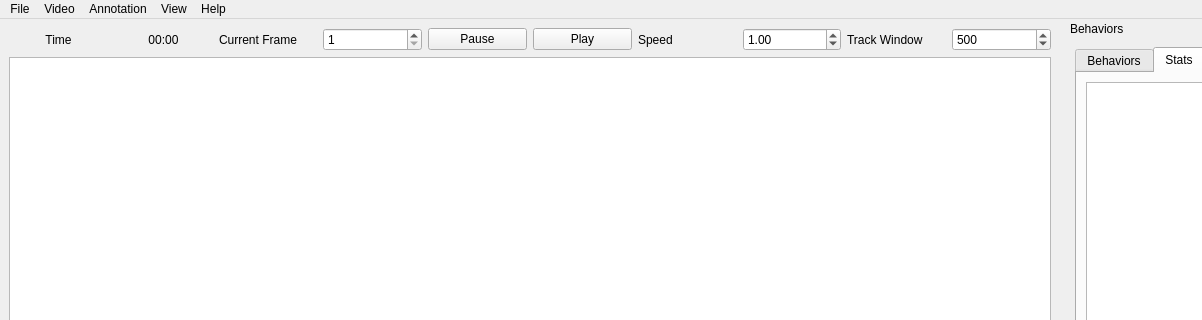
Above: main-window.ui from hsingchien/Bannotator before the change; both pictures show x 0 to 1202 and y 0 to 320 of the 1366 by 768 pixel window. Below: the same form after it.
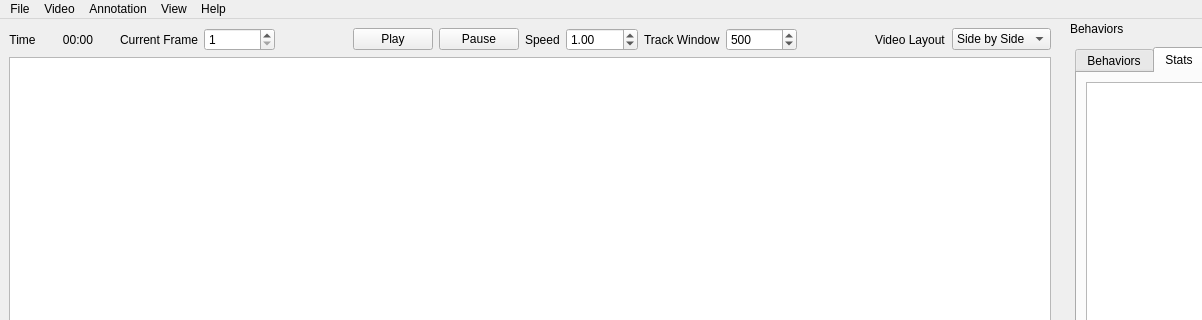
That is the form after the change. Custom widgets are drawn as their Qt base class.

Commit message: multithread video

What changed in the file:
```diff
--- a/main-window.ui
+++ b/main-window.ui
@@ -24,7 +24,7 @@
     <item>
      <layout class="QVBoxLayout" name="display_layout" stretch="1,16,0,4">
       <item>
-       <layout class="QHBoxLayout" name="horizontalLayout_12">
+       <layout class="QHBoxLayout" name="horizontalLayout_12" stretch="0,1,0,1,1,0,0,0,1,0,1,1,0,1">
         <item>
          <widget class="QLabel" name="label_4">
           <property name="text">
@@ -75,11 +75,17 @@
          </widget>
         </item>
         <item>
-         <widget class="QPushButton" name="pause_button">
-          <property name="text">
-           <string>Pause</string>
+         <spacer name="horizontalSpacer">
+          <property name="orientation">
+           <enum>Qt::Horizontal</enum>
           </property>
-         </widget>
+          <property name="sizeHint" stdset="0">
+           <size>
+            <width>40</width>
+            <height>20</height>
+           </size>
+          </property>
+         </spacer>
         </item>
         <item>
          <widget class="QPushButton" name="play_button">
@@ -88,6 +94,13 @@
           </property>
          </widget>
         </item>
+        <item>
+         <widget class="QPushButton" name="pause_button">
+          <property name="text">
+           <string>Pause</string>
+          </property>
+         </widget>
+        </item>
         <item>
          <widget class="QLabel" name="label_3">
           <property name="text">
@@ -131,6 +144,40 @@
           </property>
          </widget>
         </item>
+        <item>
+         <spacer name="horizontalSpacer_2">
+          <property name="orientation">
+           <enum>Qt::Horizontal</enum>
+          </property>
+          <property name="sizeHint" stdset="0">
+           <size>
+            <width>40</width>
+            <height>20</height>
+           </size>
+          </property>
+         </spacer>
+        </item>
+        <item>
+         <widget class="QLabel" name="label_5">
+          <property name="text">
+           <string>Video Layout</string>
+          </property>
+         </widget>
+        </item>
+        <item>
+         <widget class="QComboBox" name="comboBox">
+          <item>
+           <property name="text">
+            <string>Side by Side</string>
+           </property>
+          </item>
+          <item>
+           <property name="text">
+            <string>Stacked</string>
+           </property>
+          </item>
+         </widget>
+        </item>
        </layout>
       </item>
       <item>
```
Left out of the diff: 8 changed lines with no effect on the pictures. The commit also changes 4 other files.
